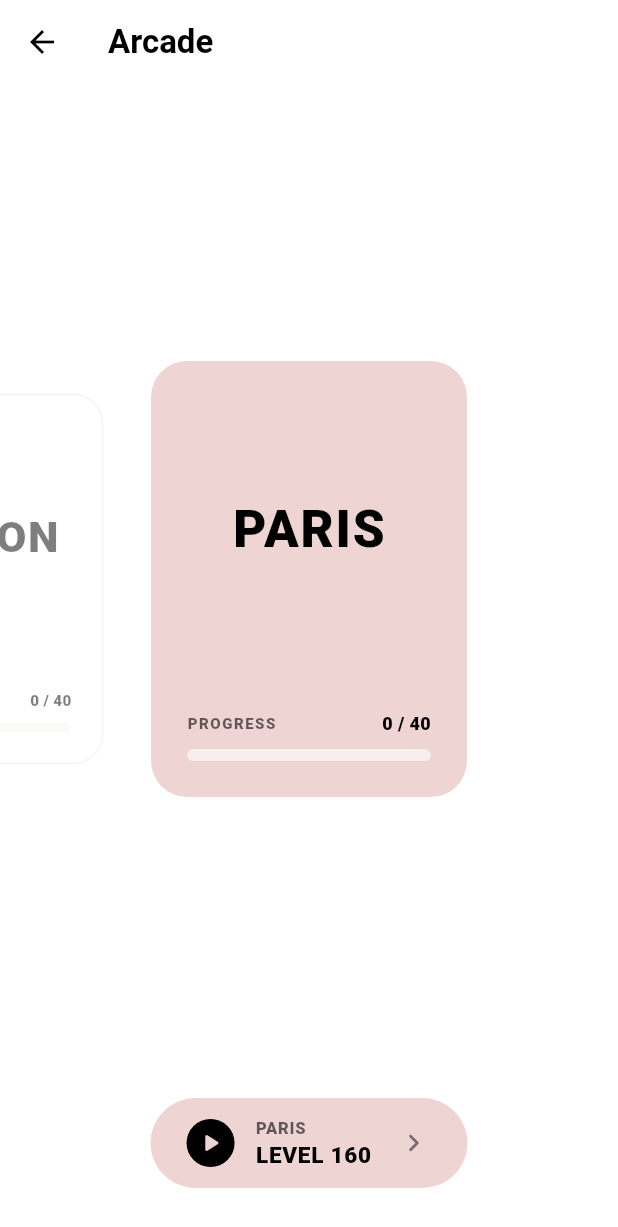
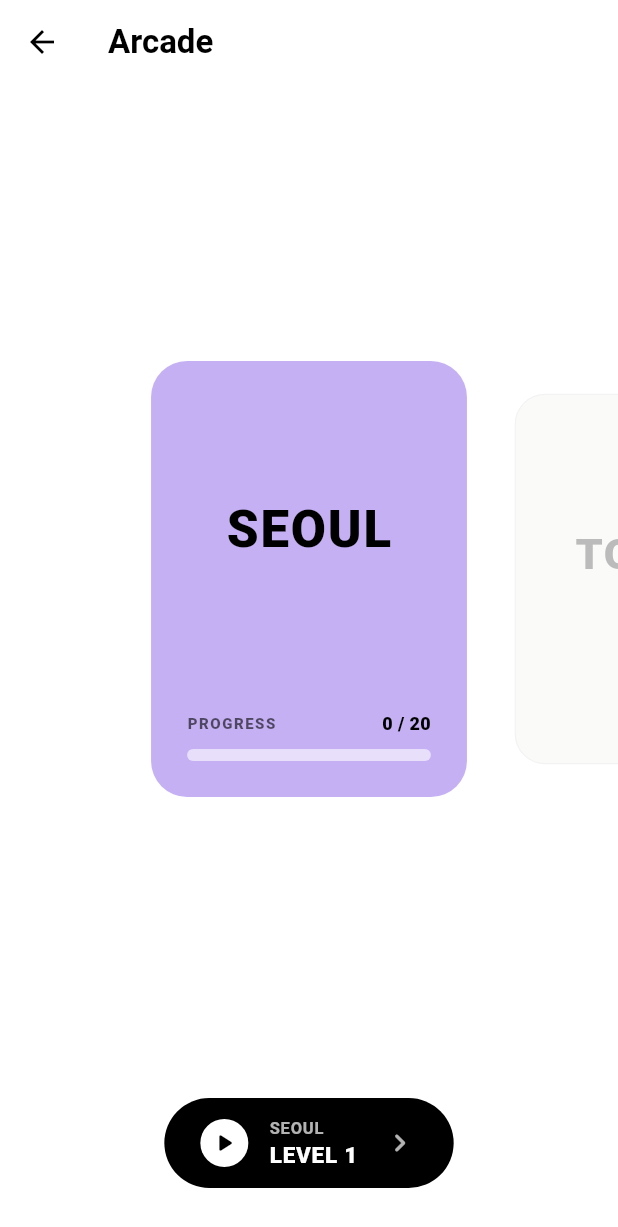
Before and after one commit to XuTuX/numbering_flutter, a Flutter app: the screen it shows after launch, after a tap on "아케이드", on a phone screen of 412 x 824 dp. Shown: the top 1227 px of the screen. Run offline on Flutter 3.47's test engine with Material 3 defaults, Android fonts, the phone set to English and light mode, and no system bars; our stand-ins replace audioplayers, get, google_fonts, google_mobile_ads, google_sign_in, shared_preferences and 2 more; missing offline and left inert: dart:html; accounts and stored records are empty.

Commit message:
아케이드 하단 이어하기 바 색상을 기존 다크 테마로 롤백 (텍스트는 유지)

```diff
--- a/lib/game/numbering/level_progress_service.dart
+++ b/lib/game/numbering/level_progress_service.dart
@@ -30,17 +30,12 @@ class LevelProgressService extends GetxService {
   }
 
   int get highestUnlockedLevel {
-    // For simulator testing: temporarily unlock all 160 levels
-    return 160;
-
-    /* Original logic:
     var highest = 1;
     for (var id = 1; id < 160; id++) {
       if (!(progress[id]?.cleared ?? false)) break;
       highest = id + 1;
     }
     return highest;
-    */
   }
 
   bool isUnlocked(int levelId) => levelId <= highestUnlockedLevel;
--- a/lib/screens/home/arcade_screen.dart
+++ b/lib/screens/home/arcade_screen.dart
@@ -234,7 +234,7 @@ class _PackCard extends StatelessWidget {
                         ),
                         Text(
                           '$clearedCount / ${pack.totalLevels}',
-                          style: TextStyle(
+                          style: const TextStyle(
                             fontSize: 12,
                             fontWeight: FontWeight.w900,
                             color: AppColors.ink,
@@ -277,28 +277,16 @@ class _ContinueBar extends StatelessWidget {
     return 'SEOUL';
   }
 
-  Color _getPackColor(String name) {
-    switch (name.toLowerCase()) {
-      case 'seoul': return AppColors.blockLilac;
-      case 'tokyo': return AppColors.blockLime;
-      case 'new york': return AppColors.blockCream;
-      case 'london': return AppColors.blockMint;
-      case 'paris': return AppColors.blockPink;
-      default: return AppColors.blockLime;
-    }
-  }
-
   @override
   Widget build(BuildContext context) {
     final packName = _getPackName(currentLevel);
-    final packColor = _getPackColor(packName);
 
     return GestureDetector(
       onTap: onPressed,
       child: Container(
         padding: const EdgeInsets.symmetric(horizontal: 24, vertical: 14),
         decoration: BoxDecoration(
-          color: packColor,
+          color: AppColors.primary,
           borderRadius: BorderRadius.circular(9999),
         ),
         child: Row(
@@ -307,11 +295,11 @@ class _ContinueBar extends StatelessWidget {
             Container(
               width: 32, height: 32,
               decoration: const BoxDecoration(
-                color: AppColors.ink,
+                color: AppColors.onPrimary,
                 shape: BoxShape.circle,
               ),
-              child: Center(
-                child: Icon(Icons.play_arrow_rounded, color: packColor, size: 20),
+              child: const Center(
+                child: Icon(Icons.play_arrow_rounded, color: AppColors.primary, size: 20),
               ),
             ),
             const SizedBox(width: 14),
@@ -320,16 +308,16 @@ class _ContinueBar extends StatelessWidget {
               mainAxisSize: MainAxisSize.min,
               children: [
                 Text(packName,
-                  style: TextStyle(fontSize: 11, fontWeight: FontWeight.w800, color: AppColors.ink.withValues(alpha: 0.6), height: 1.0, letterSpacing: 0.5),
+                  style: TextStyle(fontSize: 11, fontWeight: FontWeight.w700, color: AppColors.onPrimary.withValues(alpha: 0.7), height: 1.0, letterSpacing: 0.5),
                 ),
                 const SizedBox(height: 4),
                 Text('LEVEL $currentLevel',
-                  style: const TextStyle(fontSize: 15, fontWeight: FontWeight.w900, color: AppColors.ink, height: 1.0, letterSpacing: 0.5),
+                  style: const TextStyle(fontSize: 15, fontWeight: FontWeight.w900, color: AppColors.onPrimary, height: 1.0, letterSpacing: 0.5),
                 ),
               ],
             ),
             const SizedBox(width: 16),
-            Icon(Icons.chevron_right_rounded, color: AppColors.ink.withValues(alpha: 0.5), size: 24),
+            Icon(Icons.chevron_right_rounded, color: AppColors.onPrimary.withValues(alpha: 0.7), size: 24),
           ],
         ),
       ),
--- a/lib/screens/home/widgets/home_screen_content_components.dart
+++ b/lib/screens/home/widgets/home_screen_content_components.dart
@@ -92,14 +92,12 @@ class _Top3RankingCard extends StatelessWidget {
 class _SquareActionButton extends StatelessWidget {
   const _SquareActionButton({
     required this.title,
-    this.subtitle,
     required this.actionLabel,
     required this.color,
     required this.onTap,
   });
 
   final String title;
-  final String? subtitle;
   final String actionLabel;
   final Color color;
   final VoidCallback onTap;
@@ -118,9 +116,6 @@ class _SquareActionButton extends StatelessWidget {
           crossAxisAlignment: CrossAxisAlignment.start,
           mainAxisAlignment: MainAxisAlignment.spaceBetween,
           children: [
-            Column(
-              crossAxisAlignment: CrossAxisAlignment.start,
-              children: [
             Text(
               title,
               style: const TextStyle(
@@ -129,19 +124,6 @@ class _SquareActionButton extends StatelessWidget {
                 color: AppColors.ink,
                 letterSpacing: -0.5,
               ),
-                ),
-                if (subtitle != null) ...[
-                  const SizedBox(height: 4),
-                  Text(
-                    subtitle!,
-                    style: TextStyle(
-                      fontSize: 14,
-                      fontWeight: FontWeight.w700,
-                      color: AppColors.ink.withValues(alpha: 0.6),
-                    ),
-                  ),
-                ],
-              ],
             ),
             Align(
               alignment: Alignment.bottomRight,
```
Lines whose indentation alone changed are shown as unchanged.
